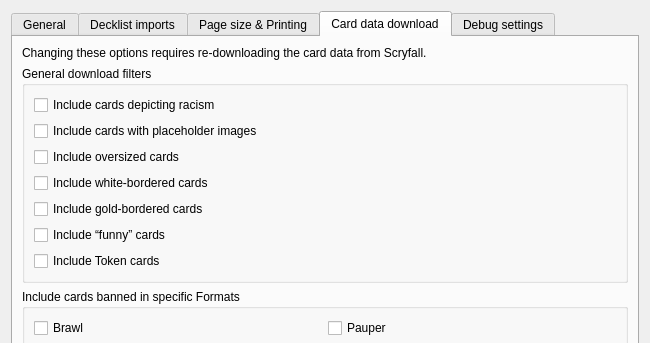
Above: mtg_proxy_printer/resources/ui/settings_window.ui from luziferius/MTGProxyPrinter before the change; both pictures show x 0 to 650 and y 0 to 343 of the 650 by 650 pixel window. Below: the same form after it.
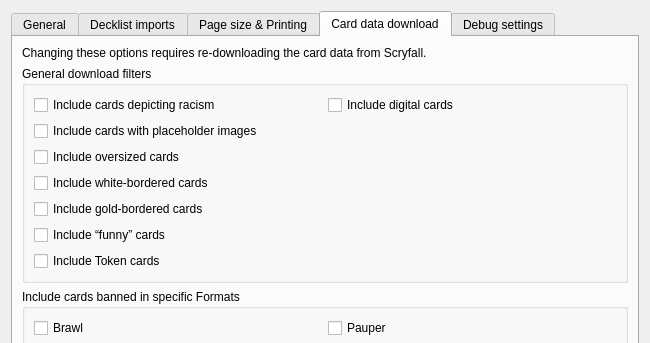
That is the form after the change. The open tabs and pages were chosen to show the change. Icons and pictures are not drawn. Custom widgets are drawn as their Qt base class.

Commit message:
Added new card download filter to optionally exclude all digital printings.
FossilOrigin-Name: 8298a649b2358e561bb62dfd3fa128dd6ae39412e49ab8a28caa812630a273b9

The edit to the form file:
```diff
--- a/mtg_proxy_printer/resources/ui/settings_window.ui
+++ b/mtg_proxy_printer/resources/ui/settings_window.ui
@@ -408,8 +408,8 @@
          <property name="title">
           <string>General download filters</string>
          </property>
-         <layout class="QVBoxLayout" name="verticalLayout_4">
-          <item>
+         <layout class="QGridLayout" name="gridLayout">
+          <item row="0" column="0">
            <widget class="QCheckBox" name="include_cards_depicting_racism">
             <property name="toolTip">
              <string>&lt;html&gt;&lt;head/&gt;&lt;body&gt;&lt;p&gt;Enable downloading cards banned for depicting racism.&lt;/p&gt;&lt;p&gt;Changing this option only takes effect when re-building the program’s card database by completely omitting the cards or including them during the download process.&lt;/p&gt;&lt;p&gt;Background:&lt;/p&gt;&lt;p&gt;Some cards were banned by Wizards of the Coast, because they depict references to controversial real-world events, religion or contain combinations of card effect, name and artwork that, when viewed together, depict racism. These cards are banned in all sanctioned tournament formats and several community formats like Commander, Oathbreaker and others.&lt;/p&gt;&lt;/body&gt;&lt;/html&gt;</string>
@@ -419,7 +419,7 @@
             </property>
            </widget>
           </item>
-          <item>
+          <item row="1" column="0">
            <widget class="QCheckBox" name="include_cards_without_images">
             <property name="toolTip">
              <string>Include non-English cards with low-resolution,
@@ -431,37 +431,7 @@
             </property>
            </widget>
           </item>
-          <item>
-           <widget class="QCheckBox" name="include_oversized_cards">
-            <property name="toolTip">
-             <string>These cards are larger than regular Magic cards and can’t be included in decks.
-Includes Archenemy schemes, Planechase planes and
-oversized commander creature or Planeswalker cards included in some pre-constructed Commander decks.</string>
-            </property>
-            <property name="text">
-             <string>Include oversized cards</string>
-            </property>
-           </widget>
-          </item>
-          <item>
-           <widget class="QCheckBox" name="include_white_bordered_cards">
-            <property name="text">
-             <string>Include white-bordered cards</string>
-            </property>
-           </widget>
-          </item>
-          <item>
-           <widget class="QCheckBox" name="include_gold_bordered_cards">
-            <property name="toolTip">
-             <string>Some “collectible” sets, like full reprints of tournament-winning decks were printed with golden borders.
-These are not tournament legal.</string>
-            </property>
-            <property name="text">
-             <string>Include gold-bordered cards</string>
-            </property>
-           </widget>
-          </item>
-          <item>
+          <item row="5" column="0">
            <widget class="QCheckBox" name="include_funny_cards">
             <property name="toolTip">
              <string>“Funny” cards, not legal in any constructed format.
@@ -475,13 +445,53 @@
             </property>
            </widget>
           </item>
-          <item>
+          <item row="6" column="0">
            <widget class="QCheckBox" name="include_token">
             <property name="text">
              <string>Include Token cards</string>
             </property>
            </widget>
           </item>
+          <item row="4" column="0">
+           <widget class="QCheckBox" name="include_gold_bordered_cards">
+            <property name="toolTip">
+             <string>Some “collectible” sets, like full reprints of tournament-winning decks were printed with golden borders.
+These are not tournament legal.</string>
+            </property>
+            <property name="text">
+             <string>Include gold-bordered cards</string>
+            </property>
+           </widget>
+          </item>
+          <item row="2" column="0">
+           <widget class="QCheckBox" name="include_oversized_cards">
+            <property name="toolTip">
+             <string>These cards are larger than regular Magic cards and can’t be included in decks.
+Includes Archenemy schemes, Planechase planes and
+oversized commander creature or Planeswalker cards included in some pre-constructed Commander decks.</string>
+            </property>
+            <property name="text">
+             <string>Include oversized cards</string>
+            </property>
+           </widget>
+          </item>
+          <item row="3" column="0">
+           <widget class="QCheckBox" name="include_white_bordered_cards">
+            <property name="text">
+             <string>Include white-bordered cards</string>
+            </property>
+           </widget>
+          </item>
+          <item row="0" column="1">
+           <widget class="QCheckBox" name="include_digital_cards">
+            <property name="toolTip">
+             <string>Include cards and printings that are only available on digital platforms</string>
+            </property>
+            <property name="text">
+             <string>Include digital cards</string>
+            </property>
+           </widget>
+          </item>
          </layout>
         </widget>
        </item>
```
Left out of the diff: 3 changed lines with no effect on the pictures. The commit also changes 7 other files.
